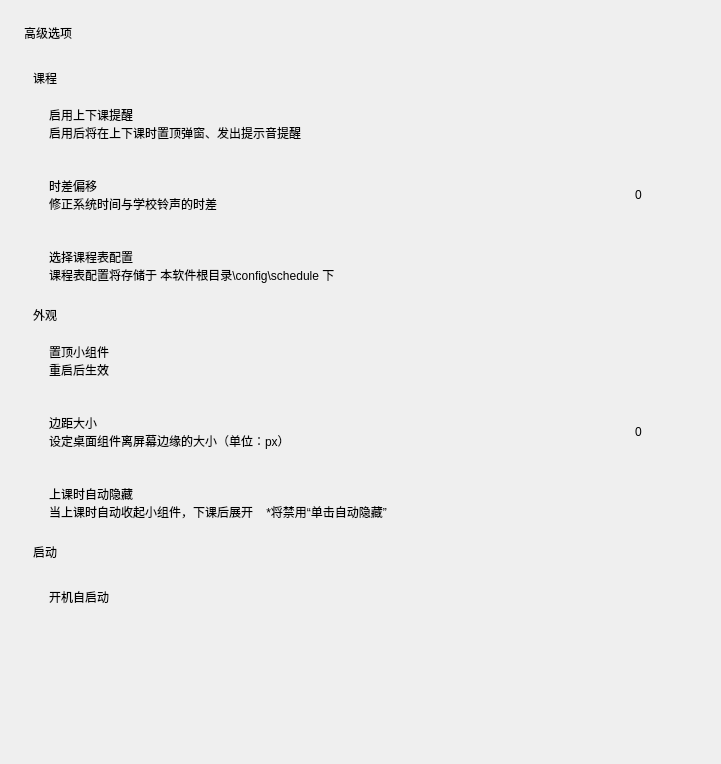
This is menu-advance.ui in RinLit-233-shiroko/Class-Widgets as Qt 5 draws it before an edit. The edited form follows.
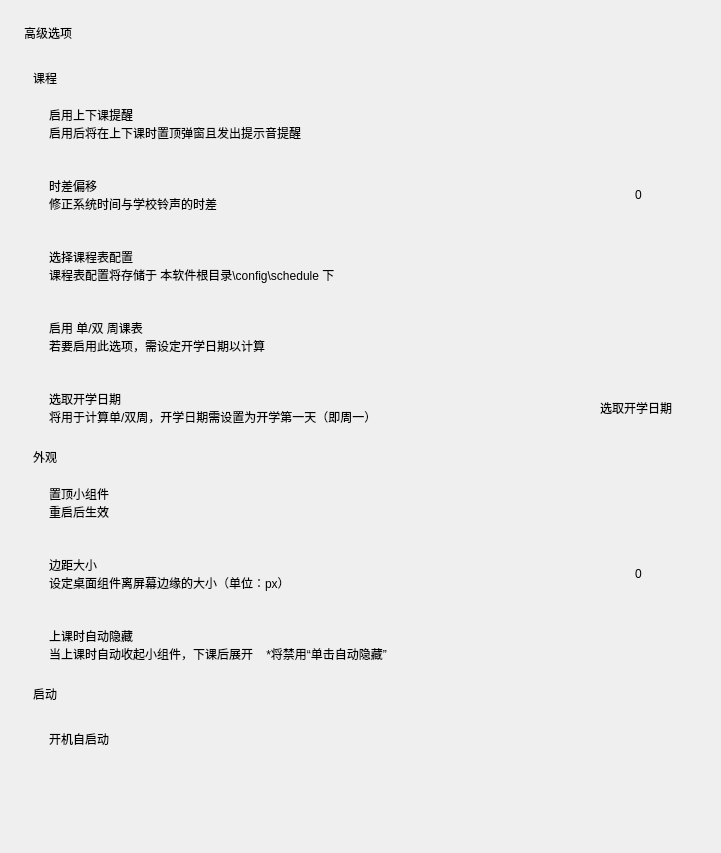
This is the edited form. Custom widgets are drawn as their Qt base class.

```diff
--- a/menu-advance.ui
+++ b/menu-advance.ui
@@ -7,7 +7,7 @@
     <x>0</x>
     <y>0</y>
     <width>721</width>
-    <height>764</height>
+    <height>853</height>
    </rect>
   </property>
   <property name="windowTitle">
@@ -50,7 +50,7 @@
         <x>0</x>
         <y>0</y>
         <width>673</width>
-        <height>659</height>
+        <height>748</height>
        </rect>
       </property>
       <layout class="QVBoxLayout" name="verticalLayout_9">
@@ -108,7 +108,7 @@
               <item>
                <widget class="CaptionLabel" name="CaptionLabel_5">
                 <property name="text">
-                 <string>启用后将在上下课时置顶弹窗、发出提示音提醒</string>
+                 <string>启用后将在上下课时置顶弹窗且发出提示音提醒</string>
                 </property>
                </widget>
               </item>
@@ -250,6 +250,118 @@
            </layout>
           </widget>
          </item>
+         <item>
+          <widget class="CardWidget" name="CardWidget_8">
+           <property name="minimumSize">
+            <size>
+             <width>0</width>
+             <height>60</height>
+            </size>
+           </property>
+           <layout class="QHBoxLayout" name="horizontalLayout_8">
+            <property name="leftMargin">
+             <number>16</number>
+            </property>
+            <property name="topMargin">
+             <number>16</number>
+            </property>
+            <property name="rightMargin">
+             <number>16</number>
+            </property>
+            <property name="bottomMargin">
+             <number>16</number>
+            </property>
+            <item>
+             <layout class="QVBoxLayout" name="verticalLayout_13">
+              <property name="spacing">
+               <number>0</number>
+              </property>
+              <item>
+               <widget class="StrongBodyLabel" name="StrongBodyLabel_8">
+                <property name="sizePolicy">
+                 <sizepolicy hsizetype="Expanding" vsizetype="Preferred">
+                  <horstretch>0</horstretch>
+                  <verstretch>0</verstretch>
+                 </sizepolicy>
+                </property>
+                <property name="text">
+                 <string>启用 单/双 周课表</string>
+                </property>
+               </widget>
+              </item>
+              <item>
+               <widget class="CaptionLabel" name="CaptionLabel_8">
+                <property name="text">
+                 <string>若要启用此选项，需设定开学日期以计算</string>
+                </property>
+               </widget>
+              </item>
+             </layout>
+            </item>
+            <item>
+             <widget class="SwitchButton" name="switch_enable_alt_schedule"/>
+            </item>
+           </layout>
+          </widget>
+         </item>
+         <item>
+          <widget class="CardWidget" name="CardWidget_9">
+           <property name="minimumSize">
+            <size>
+             <width>0</width>
+             <height>60</height>
+            </size>
+           </property>
+           <layout class="QHBoxLayout" name="horizontalLayout_9">
+            <property name="leftMargin">
+             <number>16</number>
+            </property>
+            <property name="topMargin">
+             <number>16</number>
+            </property>
+            <property name="rightMargin">
+             <number>16</number>
+            </property>
+            <property name="bottomMargin">
+             <number>16</number>
+            </property>
+            <item>
+             <layout class="QVBoxLayout" name="verticalLayout_12">
+              <property name="spacing">
+               <number>0</number>
+              </property>
+              <item>
+               <widget class="StrongBodyLabel" name="StrongBodyLabel_9">
+                <property name="sizePolicy">
+                 <sizepolicy hsizetype="Expanding" vsizetype="Preferred">
+                  <horstretch>0</horstretch>
+                  <verstretch>0</verstretch>
+                 </sizepolicy>
+                </property>
+                <property name="text">
+                 <string>选取开学日期</string>
+                </property>
+               </widget>
+              </item>
+              <item>
+               <widget class="CaptionLabel" name="CaptionLabel_7">
+                <property name="text">
+                 <string>将用于计算单/双周，开学日期需设置为开学第一天（即周一）</string>
+                </property>
+               </widget>
+              </item>
+             </layout>
+            </item>
+            <item>
+             <widget class="CalendarPicker" name="set_start_date">
+              <property name="text">
+               <string>选取开学日期</string>
+              </property>
+             </widget>
+            </item>
+           </layout>
+          </widget>
+         </item>
         </layout>
        </item>
        <item>
@@ -549,6 +661,11 @@
    <header>qfluentwidgets</header>
    <container>1</container>
   </customwidget>
+  <customwidget>
+   <class>CalendarPicker</class>
+   <extends>QPushButton</extends>
+   <header>qfluentwidgets</header>
+  </customwidget>
   <customwidget>
    <class>CaptionLabel</class>
    <extends>QLabel</extends>
```
